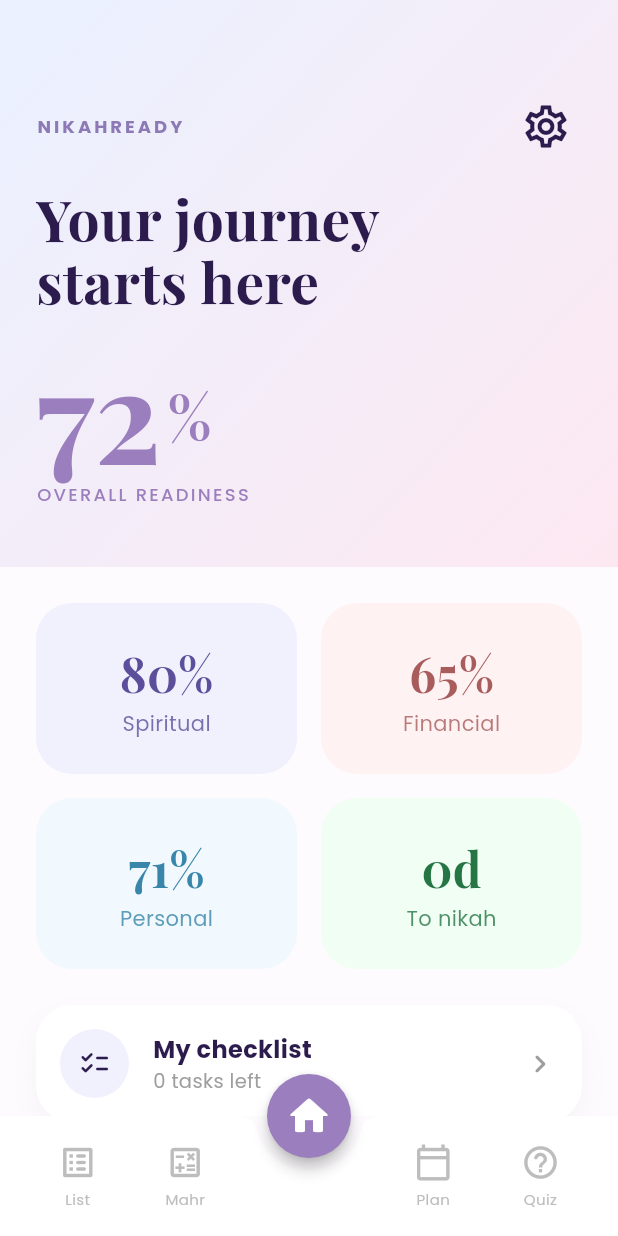
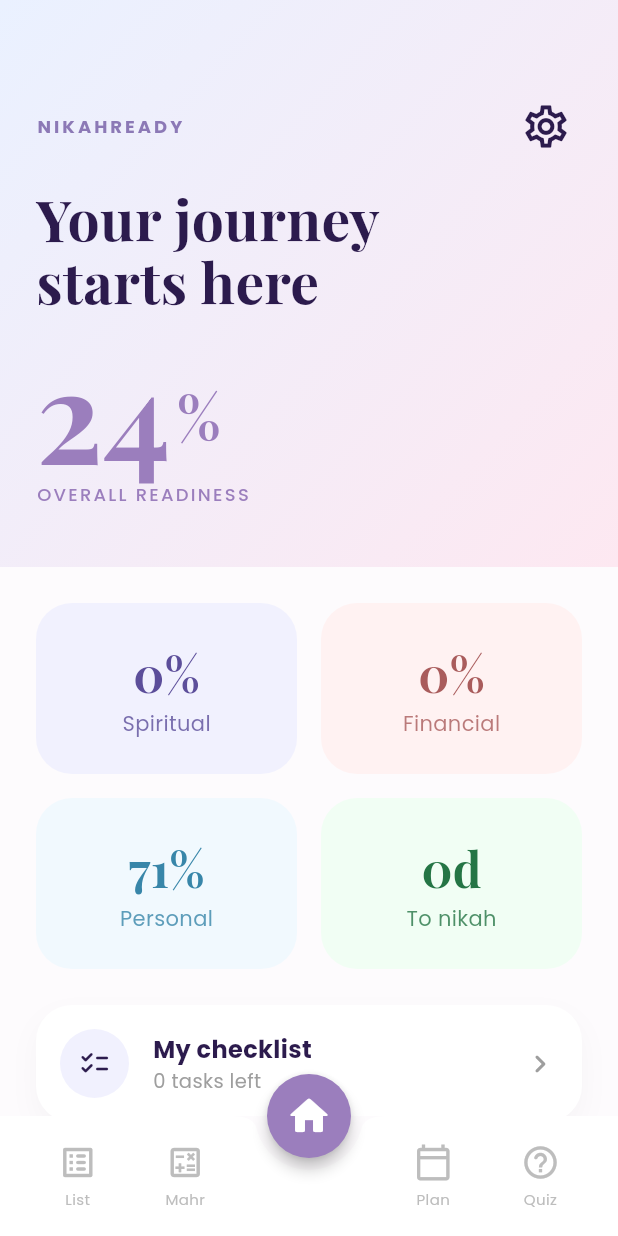
Before and after one commit to nisanotfound/NikahReady, a Flutter app: the DashboardScreen screen opened directly, on a phone screen of 412 x 824 dp. Run offline on Flutter 3.47's test engine with Material 3 defaults, Android fonts, the phone set to English and light mode, and no system bars; our stand-ins replace cloud_firestore, firebase_auth, firebase_core, google_fonts; accounts and stored records are empty.

Commit message:
fix: sync real-time checklist data to dashboard

```diff
--- a/lib/main.dart
+++ b/lib/main.dart
@@ -3,7 +3,10 @@ import 'package:firebase_core/firebase_core.dart';
 import 'package:provider/provider.dart';
 import 'firebase_options.dart';
 import 'screens/auth/login_screen.dart';
-import 'services/wedding_provider.dart'; // Import fail provider anda
+import 'services/wedding_provider.dart';
+import 'providers/readiness_provider.dart';
+import 'providers/quiz_provider.dart'; // <-- 1. Import QuizProvider ditambah
+import 'providers/mahr_provider.dart'; // <-- 2. Import MahrProvider ditambah
 
 void main() async {
   WidgetsFlutterBinding.ensureInitialized();
@@ -13,11 +16,13 @@ void main() async {
     options: DefaultFirebaseOptions.currentPlatform,
   );
 
-  // Aplikasi dibungkus dengan MultiProvider untuk mengaktifkan sistem Wedding Planner
   runApp(
     MultiProvider(
       providers: [
         ChangeNotifierProvider(create: (_) => WeddingProvider()),
+        ChangeNotifierProvider(create: (_) => QuizProvider()), // <-- 3. QuizProvider didaftarkan
+        ChangeNotifierProvider(create: (_) => MahrProvider()), // <-- 4. MahrProvider didaftarkan
+        ChangeNotifierProvider(create: (_) => ReadinessProvider()),
       ],
       child: const NikahReadyApp(),
     ),
--- /dev/null
+++ b/lib/providers/readiness_provider.dart
@@ -0,0 +1,27 @@
+import 'package:flutter/material.dart';
+
+class ReadinessProvider extends ChangeNotifier {
+  // Pengiraan Spiritual (Kuiz)
+  int calculateSpiritual(int totalQuestions, int correctAnswers) {
+    if (totalQuestions == 0) return 0;
+    return ((correctAnswers / totalQuestions) * 100).round();
+  }
+
+  // Pengiraan Financial (Mahr)
+  int calculateFinancial(double currentSavings, double targetMahr) {
+    if (targetMahr == 0) return 0;
+    int percentage = ((currentSavings / targetMahr) * 100).round();
+    return percentage > 100 ? 100 : percentage;
+  }
+
+  // Pengiraan Personal (Checklist)
+  int calculatePersonal(int totalTasks, int completedTasks) {
+    if (totalTasks == 0) return 71;
+    return ((completedTasks / totalTasks) * 100).round();
+  }
+
+  // Pengiraan Keseluruhan
+  int calculateOverall(int spiritual, int financial, int personal) {
+    return ((spiritual + financial + personal) / 3).round();
+  }
+}
--- a/lib/screens/dashboard/dashboard_screen.dart
+++ b/lib/screens/dashboard/dashboard_screen.dart
@@ -1,12 +1,20 @@
 import 'package:flutter/material.dart';
 import 'package:google_fonts/google_fonts.dart';
 import 'package:provider/provider.dart';
+import 'package:firebase_auth/firebase_auth.dart';
+
 import 'settings_screen.dart';
 import '../mahr/mahr_screen.dart';
 import '../checklist/checklist_screen.dart';
 import '../quiz_screen.dart';
-import '../planner_screen.dart'; // <-- 1. Import Planner ditambah di sini
+import '../planner_screen.dart';
+
 import '../../services/wedding_provider.dart';
+import '../../services/checklist_service.dart';
+import '../../models/checklist_model.dart';
+import '../../providers/quiz_provider.dart';
+import '../../providers/mahr_provider.dart';
+import '../../providers/readiness_provider.dart';
 
 class DashboardScreen extends StatefulWidget {
   const DashboardScreen({super.key});
@@ -29,7 +37,7 @@ class _DashboardScreenState extends State<DashboardScreen> {
       case 0: return const ChecklistScreen();
       case 1: return const MahrScreen();
       case 2: return _buildMainDashboard();
-      case 3: return const PlannerScreen(); // <-- 2. Class Planner dipanggil di sini
+      case 3: return const PlannerScreen();
       case 4: return const QuizScreen();
       default: return _buildMainDashboard();
     }
@@ -103,8 +111,35 @@ class _DashboardScreenState extends State<DashboardScreen> {
 
   Widget _buildMainDashboard() {
     final weddingProvider = context.watch<WeddingProvider>();
+    final quizProvider = context.watch<QuizProvider>();
+    final mahrProvider = context.watch<MahrProvider>();
+    final readinessProvider = context.read<ReadinessProvider>();
+
     final daysLeft = weddingProvider.daysUntilWedding;
     final countdownText = daysLeft != null ? "${daysLeft}d" : "42d";
+
+    // 4. Dapatkan User ID yang sedang login
+    final user = FirebaseAuth.instance.currentUser;
+    if (user == null) return const Center(child: CircularProgressIndicator());
+
+    final checklistService = ChecklistService(userId: user.uid);
+
+    // 5. Wrap (Bungkus) UI Dashboard dengan StreamBuilder supaya data Live
+    return StreamBuilder<List<ChecklistTask>>(
+      stream: checklistService.getTasks(),
+      builder: (context, snapshot) {
+
+        // Kira Task dari Firebase
+        final tasks = snapshot.data ?? [];
+        final totalTasks = tasks.length;
+        final completedTasks = tasks.where((t) => t.isCompleted).length;
+
+        // Gunakan ReadinessProvider
+        final int spiritualScore = readinessProvider.calculateSpiritual(quizProvider.totalQuestions, quizProvider.correctCount);
+        final int financialScore = readinessProvider.calculateFinancial(mahrProvider.mahr.currentSavings, mahrProvider.mahr.targetMahr);
+        final int personalScore = readinessProvider.calculatePersonal(totalTasks, completedTasks);
+
+        final int overallReadiness = readinessProvider.calculateOverall(spiritualScore, financialScore, personalScore);
 
         return SingleChildScrollView(
           child: Column(
@@ -142,7 +177,7 @@ class _DashboardScreenState extends State<DashboardScreen> {
                     Row(
                       crossAxisAlignment: CrossAxisAlignment.end,
                       children: [
-                    Text("72", style: GoogleFonts.playfairDisplay(fontSize: 85, fontWeight: FontWeight.bold, color: const Color(0xFF9B7EBD), height: 1)),
+                        Text("$overallReadiness", style: GoogleFonts.playfairDisplay(fontSize: 85, fontWeight: FontWeight.bold, color: const Color(0xFF9B7EBD), height: 1)),
                         Padding(padding: const EdgeInsets.only(bottom: 12, left: 4), child: Text("%", style: GoogleFonts.playfairDisplay(fontSize: 40, fontWeight: FontWeight.bold, color: const Color(0xFF9B7EBD)))),
                       ],
                     ),
@@ -160,15 +195,15 @@ class _DashboardScreenState extends State<DashboardScreen> {
                   children: [
                     Row(
                       children: [
-                    Expanded(child: _statBox("80%", "Spiritual", const Color(0xFFF1F1FE), const Color(0xFF5C4E9A))),
+                        Expanded(child: _statBox("$spiritualScore%", "Spiritual", const Color(0xFFF1F1FE), const Color(0xFF5C4E9A))),
                         const SizedBox(width: 16),
-                    Expanded(child: _statBox("65%", "Financial", const Color(0xFFFFF2F2), const Color(0xFFA95C5C)))
+                        Expanded(child: _statBox("$financialScore%", "Financial", const Color(0xFFFFF2F2), const Color(0xFFA95C5C)))
                       ],
                     ),
                     const SizedBox(height: 16),
                     Row(
                       children: [
-                    Expanded(child: _statBox("71%", "Personal", const Color(0xFFF1F9FE), const Color(0xFF3886A9))),
+                        Expanded(child: _statBox("$personalScore%", "Personal", const Color(0xFFF1F9FE), const Color(0xFF3886A9))),
                         const SizedBox(width: 16),
                         Expanded(child: _statBox(countdownText, "To nikah", const Color(0xFFF1FEF4), const Color(0xFF257545)))
                       ],
@@ -186,7 +221,7 @@ class _DashboardScreenState extends State<DashboardScreen> {
                     _actionRow(
                       icon: Icons.checklist_rounded,
                       title: "My checklist",
-                  subtitle: "${weddingProvider.tasks.where((t) => !t.isCompleted).length} tasks left",
+                      subtitle: "${totalTasks - completedTasks} tasks left",
                       iconBg: const Color(0xFFF1F1FE),
                       onTap: () => _onItemTapped(0),
                     ),
@@ -201,9 +236,11 @@ class _DashboardScreenState extends State<DashboardScreen> {
                   ],
                 ),
               ),
-          const SizedBox(height: 40),
+              const SizedBox(height: 120),
             ],
           ),
+        );
+      }
     );
   }
 
@@ -214,7 +251,7 @@ class _DashboardScreenState extends State<DashboardScreen> {
       child: Column(
         children: [
           Text(value, style: GoogleFonts.playfairDisplay(fontSize: 32, fontWeight: FontWeight.bold, color: textColor)),
-          Text(label, style: GoogleFonts.poppins(fontSize: 14, color: textColor.withValues(alpha: 0.8))) // <-- 3. Dibetulkan (withValues)
+          Text(label, style: GoogleFonts.poppins(fontSize: 14, color: textColor.withValues(alpha: 0.8)))
         ],
       ),
     );
@@ -229,7 +266,7 @@ class _DashboardScreenState extends State<DashboardScreen> {
           color: Colors.white,
           borderRadius: BorderRadius.circular(24),
           boxShadow: [
-            BoxShadow(color: Colors.black.withValues(alpha: 0.03), blurRadius: 15, offset: const Offset(0, 8)) // <-- 3. Dibetulkan (withValues)
+            BoxShadow(color: Colors.black.withValues(alpha: 0.03), blurRadius: 15, offset: const Offset(0, 8))
           ]
         ),
         child: Row(
```
Lines whose indentation alone changed are shown as unchanged.
